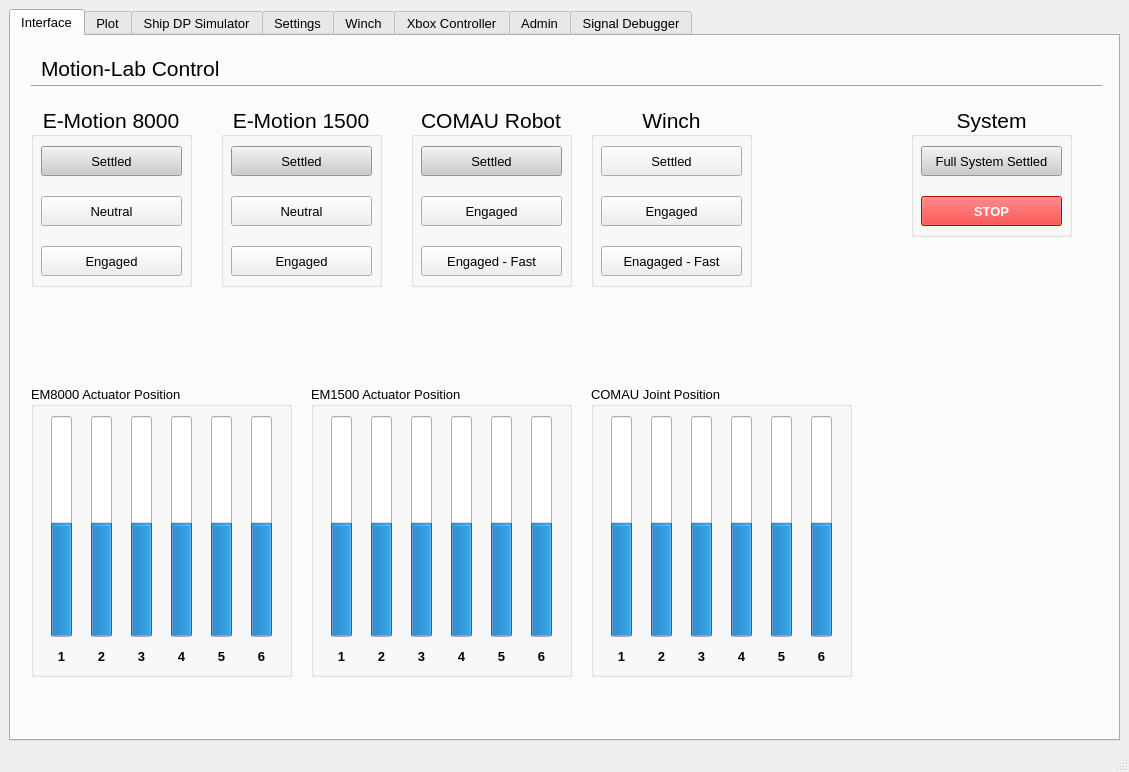
sondretordal/motion-lab, file hmi/src/gui.ui: the form before one commit.
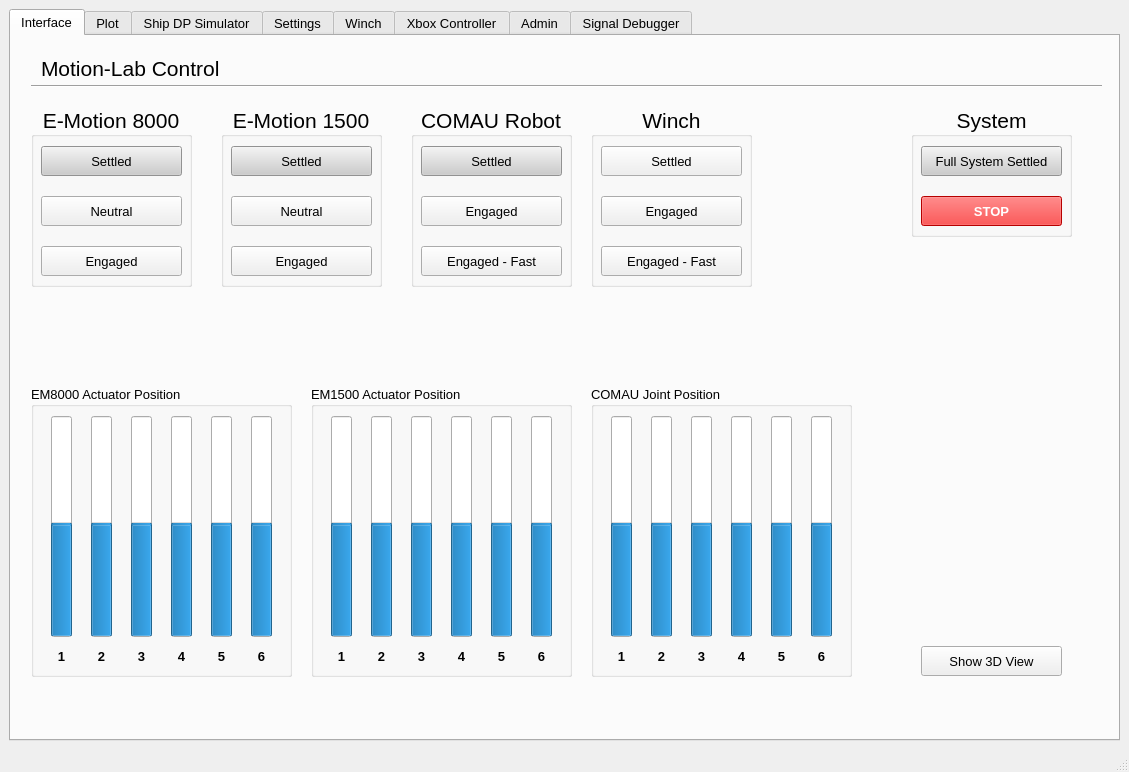
The form after the commit. The open tabs and pages were chosen to show the change. Custom widgets are drawn as their Qt base class.

Commit message: Added 3D view for HMI

Patch:
```diff
--- a/hmi/src/gui.ui
+++ b/hmi/src/gui.ui
@@ -1449,13 +1449,37 @@
           <enum>Qt::LeftToRight</enum>
          </property>
          <property name="text">
-          <string>Enagaged - Fast</string>
+          <string>Engaged - Fast</string>
          </property>
          <property name="autoDefault">
           <bool>false</bool>
          </property>
         </widget>
        </widget>
+       <widget class="QPushButton" name="show3dView">
+        <property name="geometry">
+         <rect>
+          <x>910</x>
+          <y>610</y>
+          <width>141</width>
+          <height>30</height>
+         </rect>
+        </property>
+        <property name="font">
+         <font>
+          <pointsize>10</pointsize>
+         </font>
+        </property>
+        <property name="layoutDirection">
+         <enum>Qt::LeftToRight</enum>
+        </property>
+        <property name="text">
+         <string>Show 3D View</string>
+        </property>
+        <property name="autoDefault">
+         <bool>false</bool>
+        </property>
+       </widget>
        <zorder>groupBox_EM8000</zorder>
        <zorder>groupBox_EM1500_2</zorder>
        <zorder>groupBox_EM1500</zorder>
```
Left out of the diff: 3 changed lines with no effect on the pictures. The commit also changes 6 other files.
